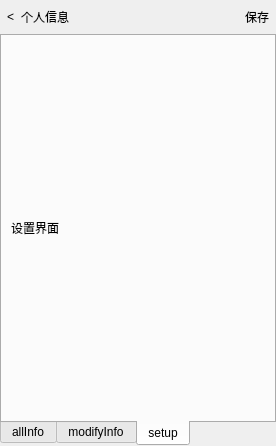
Above: assistPage/detailedinfopage.ui from GhostsLYB/Client before the change. Below: the same form after it.
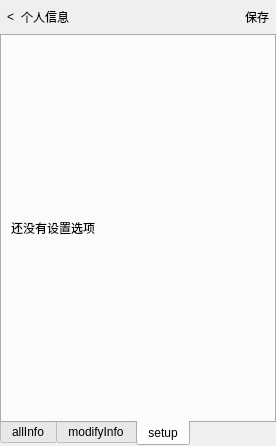
That is the form after the change. The open tabs and pages were chosen to show the change.

What changed in the file:
```diff
--- a/assistPage/detailedinfopage.ui
+++ b/assistPage/detailedinfopage.ui
@@ -224,7 +224,7 @@
        <item>
         <widget class="QLabel" name="label_4">
          <property name="text">
-          <string>设置界面</string>
+          <string>还没有设置选项</string>
          </property>
         </widget>
        </item>
```
Left out of the diff: 2 changed lines with no effect on the pictures.
